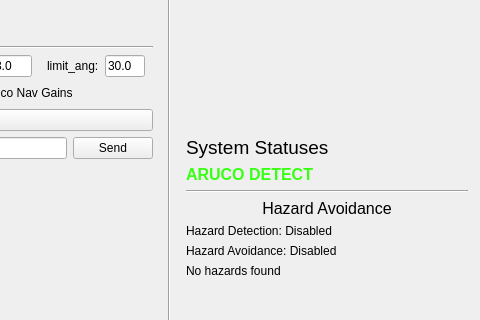
Old version of the form mars_ws/src/autonomy/autonomy_gui.ui in the repository BYUMarsRover/Autonomy-ROS2; both pictures show x 792 to 1272 and y 492 to 812 of the 1272 by 922 pixel window.
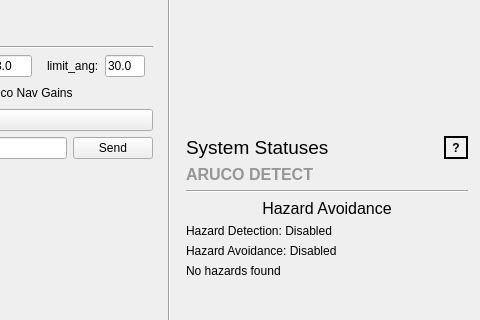
New version of the form.

Commit message: Finished Aruco Status

What changed in the file:
```diff
--- a/mars_ws/src/autonomy/autonomy_gui.ui
+++ b/mars_ws/src/autonomy/autonomy_gui.ui
@@ -1456,20 +1456,65 @@
              </widget>
             </item>
             <!-- System Status Label Item -->
-            <item alignment="Qt::AlignTop">
-             <!-- Title for camera feed section -->
-             <widget class="QLabel" name="SystemStatusLabel">
-              <property name="text">
+            <item>
+            <layout class="QHBoxLayout" name="systemStatusLayout">
+            <!-- System Status Label -->
+            <item>
+               <widget class="QLabel" name="SystemStatusLabel">
+               <property name="text">
                <string>&lt;html&gt;&lt;head/&gt;&lt;body&gt;&lt;p&gt;&lt;span style=&quot; font-size:14pt;&quot;&gt;System Statuses&lt;/span&gt;&lt;/p&gt;&lt;/body&gt;&lt;/html&gt;</string>
-              </property>
-              <property name="scaledContents">
-               <bool>false</bool>
-              </property>
-              <property name="alignment">
+               </property>
+               <property name="alignment">
                <set>Qt::AlignTop</set>
-              </property>
-             </widget>
-            </item> 
+               </property>
+               </widget>
+            </item>
+
+            <!-- Help Button -->
+            <item>
+            <widget class="QToolButton" name="SystemStatusHelpButton">
+            <property name="text">
+            <string>?</string>
+            </property>
+            <property name="toolTip">
+             <string>
+               &lt;html&gt;&lt;body&gt;
+               This section displays the current system statuses.&lt;br&gt;
+               &lt;span style="color:gray;"&gt;Grey&lt;/span&gt;: No status is being published.&lt;br&gt;
+               &lt;span style="color:red;"&gt;Red&lt;/span&gt;: System is not good.&lt;br&gt;
+               &lt;span style="color:green;"&gt;Green&lt;/span&gt;: System is running.
+               &lt;/body&gt;&lt;/html&gt;
+            </string>
+            </property>
+            <property name="autoRaise">
+            <bool>true</bool>
+            </property>
+            <property name="maximumSize">
+            <size>
+               <width>24</width>
+               <height>24</height>
+            </size>
+            </property>
+            <property name="styleSheet">
+            <string notr="true">
+               QToolButton {
+                  border: 2px solid black;
+                  border-radius: 12px;
+                  background-color: #f0f0f0;
+                  font-weight: bold;
+                  padding: 0px;
+               }
+               QToolButton:hover {
+                  background-color: #dcdcdc;
+               }
+            </string>
+            </property>
+            </widget>
+
+            </item>
+            </layout>
+            </item>
+
             <!-- Statuses of all systems -->
             <item>
              <layout class="QHBoxLayout" name="horizontalLayout_3">
@@ -1479,7 +1524,7 @@
                  <string>ARUCO DETECT</string>
                 </property>
                 <property name="styleSheet">
-                 <string>font-size: 12pt; font-weight: bold; color: rgb(57, 255, 20);</string>
+                 <string>font-size: 12pt; font-weight: bold; color: rgb(150, 150, 150);</string>
                 </property>
                </widget>
               </item>
```
The commit also changes 1 other file.
